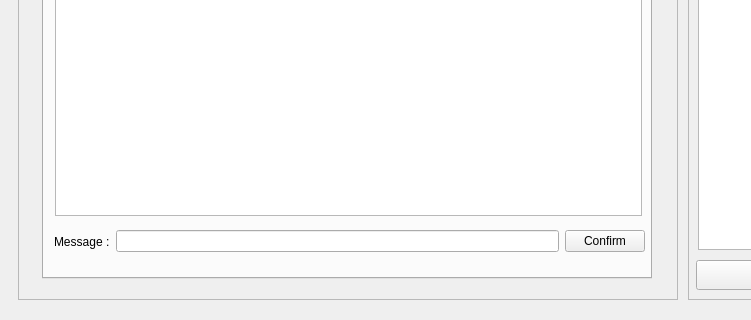
The window that server/MainWindow.ui (BaptisteAPPRIOU/9-cercles) describes before a commit, drawn with Qt 5; both pictures show x 0 to 751 and y 220 to 540 of the 960 by 540 pixel window.
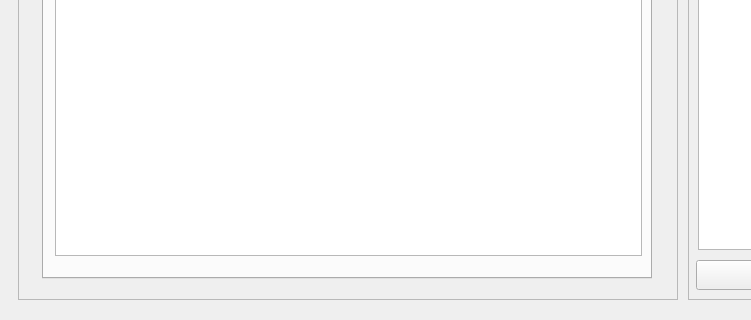
The same window after the commit.

Commit message: ring4: refactor: remove unused layout widget and adjust list widget height

What changed in the file:
```diff
--- a/server/MainWindow.ui
+++ b/server/MainWindow.ui
@@ -130,42 +130,13 @@
       <attribute name="title">
        <string>Tab 1</string>
       </attribute>
-      <widget class="QWidget" name="layoutWidget">
-       <property name="geometry">
-        <rect>
-         <x>10</x>
-         <y>290</y>
-         <width>591</width>
-         <height>33</height>
-        </rect>
-       </property>
-       <layout class="QHBoxLayout" name="horizontalLayout">
-        <item>
-         <widget class="QLabel" name="messageLabel">
-          <property name="text">
-           <string>Message :</string>
-          </property>
-         </widget>
-        </item>
-        <item>
-         <widget class="QLineEdit" name="lineEdit"/>
-        </item>
-        <item>
-         <widget class="QPushButton" name="pushButton">
-          <property name="text">
-           <string>Confirm</string>
-          </property>
-         </widget>
-        </item>
-       </layout>
-      </widget>
       <widget class="QListWidget" name="listWidget">
        <property name="geometry">
         <rect>
          <x>11</x>
          <y>20</y>
          <width>587</width>
-         <height>261</height>
+         <height>301</height>
         </rect>
        </property>
       </widget>
```
